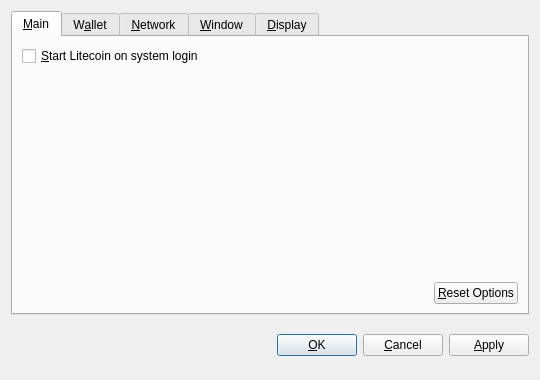
virtualeconomycoin/vec, file src/qt/forms/optionsdialog.ui: the form before one commit.
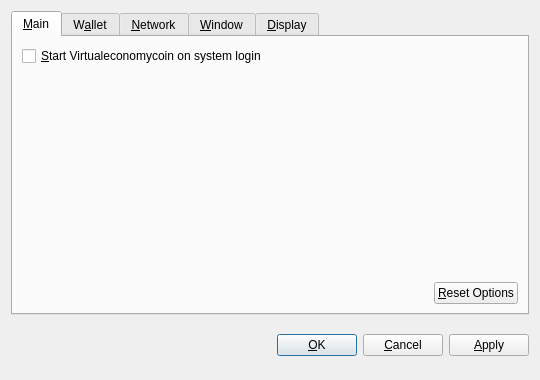
The form after the commit. Custom widgets are drawn as their Qt base class.

```diff
--- a/src/qt/forms/optionsdialog.ui
+++ b/src/qt/forms/optionsdialog.ui
@@ -36,7 +36,7 @@
           <string>Automatically start Litecoin after logging in to the system.</string>
          </property>
          <property name="text">
-          <string>&amp;Start Litecoin on system login</string>
+          <string>&amp;Start Virtualeconomycoin on system login</string>
          </property>
         </widget>
        </item>
```
Left out of the diff: 10 changed lines with no effect on the pictures.
